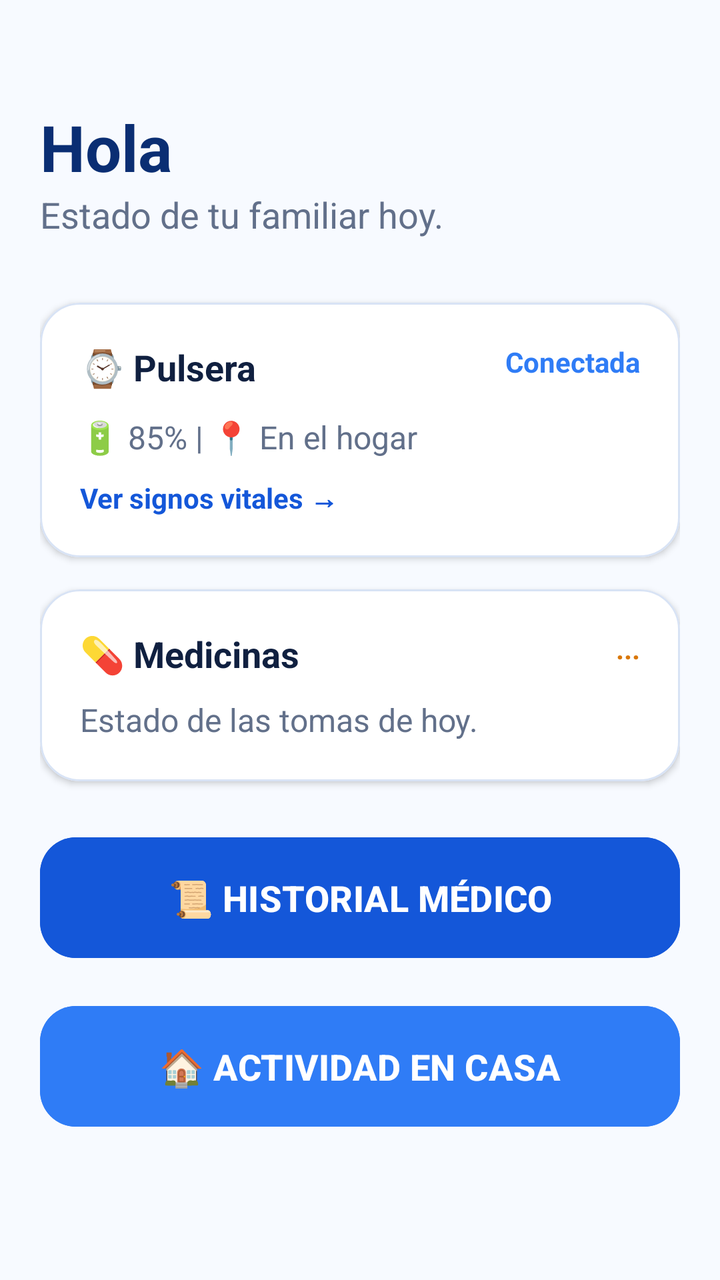
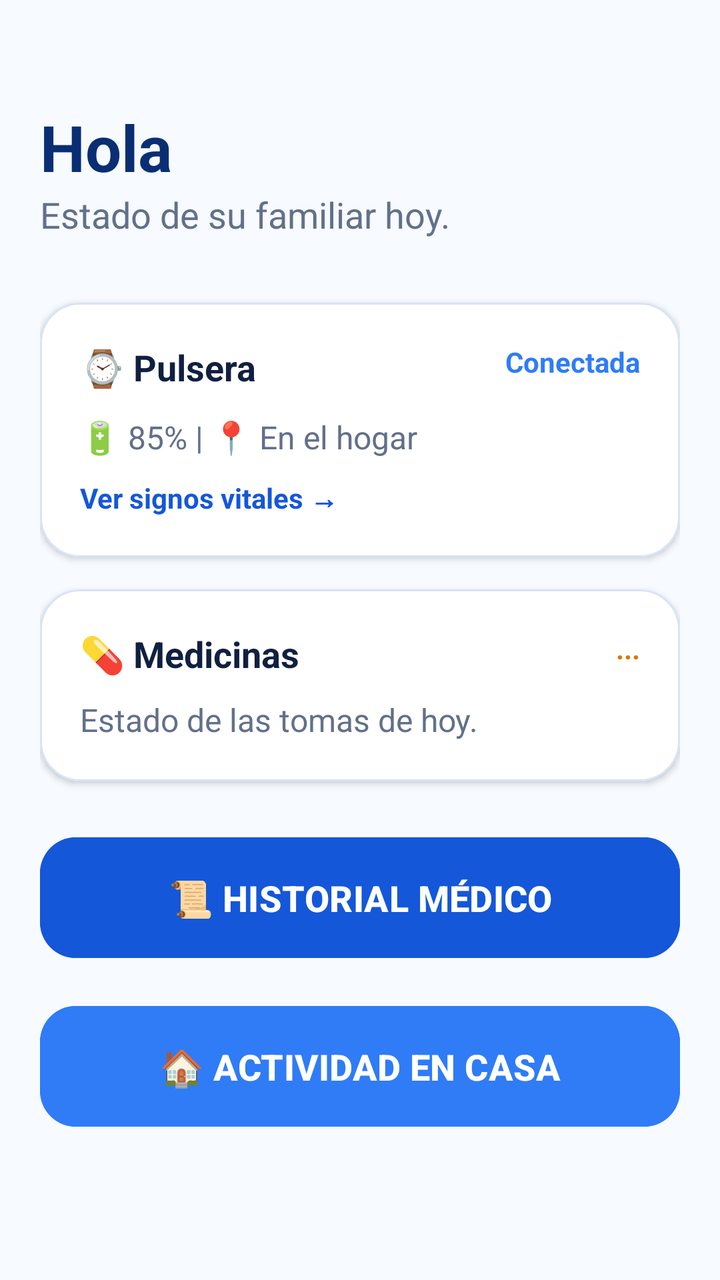

The first picture is an Android layout as it rendered before a commit; the second is the same layout after the commit. The layout source and the unified diff follow.
<!-- AndroidManifest.xml: application theme Theme.Vitalhome -->
<!-- res/layout/fragment_dashboard_cuidador.xml -->
<?xml version="1.0" encoding="utf-8"?>
<androidx.core.widget.NestedScrollView xmlns:android="http://schemas.android.com/apk/res/android"
    xmlns:app="http://schemas.android.com/apk/res-auto"
    android:layout_width="match_parent"
    android:layout_height="match_parent"
    android:background="#F7FAFF"
    android:fillViewport="true">


    <LinearLayout
        android:layout_width="match_parent"
        android:layout_height="wrap_content"
        android:orientation="vertical"
        android:padding="20dp"
        android:paddingBottom="100dp">

        <TextView
            android:id="@+id/tvSaludo"
            android:layout_width="wrap_content"
            android:layout_height="wrap_content"
            android:layout_marginTop="32dp"
            android:text="Hola"
            android:textColor="#0A2E73"
            android:textSize="32sp"
            android:textStyle="bold" />

        <TextView
            android:layout_width="wrap_content"
            android:layout_height="wrap_content"
            android:text="Estado de tu familiar hoy."
            android:textColor="#62708A"
            android:textSize="18sp" />

        <com.google.android.material.card.MaterialCardView
            android:id="@+id/cardVitals"
            android:layout_width="match_parent"
            android:layout_height="wrap_content"
            android:layout_marginTop="32dp"
            app:cardBackgroundColor="#FFFFFF"
            app:cardCornerRadius="20dp"
            app:cardElevation="2dp"
            app:strokeColor="#D8E3F5"
            app:strokeWidth="1dp">

            <LinearLayout
                android:layout_width="match_parent"
                android:layout_height="wrap_content"
                android:orientation="vertical"
                android:padding="20dp">

                <RelativeLayout
                    android:layout_width="match_parent"
                    android:layout_height="wrap_content">
                    <TextView
                        android:id="@+id/tvLabelPulsera"
                        android:layout_width="wrap_content"
                        android:layout_height="wrap_content"
                        android:text="⌚ Pulsera"
                        android:textColor="#102040"
                        android:textStyle="bold"
                        android:textSize="18sp" />
                    <TextView
                        android:layout_width="wrap_content"
                        android:layout_height="wrap_content"
                        android:layout_alignParentEnd="true"
                        android:text="Conectada"
                        android:textColor="#2F7CF6"
                        android:textStyle="bold" />
                </RelativeLayout>

                <TextView
                    android:layout_width="wrap_content"
                    android:layout_height="wrap_content"
                    android:layout_marginTop="12dp"
                    android:text="🔋 85% | 📍 En el hogar"
                    android:textColor="#62708A"
                    android:textSize="16sp" />

                <TextView
                    android:layout_width="wrap_content"
                    android:layout_height="wrap_content"
                    android:layout_marginTop="10dp"
                    android:text="Ver signos vitales →"
                    android:textColor="#1457D9"
                    android:textStyle="bold" />
            </LinearLayout>
        </com.google.android.material.card.MaterialCardView>

        <com.google.android.material.card.MaterialCardView
            android:id="@+id/cardMeds"
            android:layout_width="match_parent"
            android:layout_height="wrap_content"
            android:layout_marginTop="16dp"
            app:cardBackgroundColor="#FFFFFF"
            app:cardCornerRadius="20dp"
            app:cardElevation="2dp"
            app:strokeColor="#D8E3F5"
            app:strokeWidth="1dp">

            <LinearLayout
                android:layout_width="match_parent"
                android:layout_height="wrap_content"
                android:orientation="vertical"
                android:padding="20dp">

                <RelativeLayout
                    android:layout_width="match_parent"
                    android:layout_height="wrap_content">
                    <TextView
                        android:layout_width="wrap_content"
                        android:layout_height="wrap_content"
                        android:text="💊 Medicinas"
                        android:textColor="#102040"
                        android:textStyle="bold"
                        android:textSize="18sp" />
                    <TextView
                        android:id="@+id/tvMedsSummary"
                        android:layout_width="wrap_content"
                        android:layout_height="wrap_content"
                        android:layout_alignParentEnd="true"
                        android:text="..."
                        android:textColor="#D97706"
                        android:textStyle="bold" />
                </RelativeLayout>
                <TextView
                    android:layout_width="wrap_content"
                    android:layout_height="wrap_content"
                    android:layout_marginTop="10dp"
                    android:text="Estado de las tomas de hoy."
                    android:textColor="#62708A"
                    android:textSize="16sp" />
            </LinearLayout>
        </com.google.android.material.card.MaterialCardView>


        <Button
            android:id="@+id/btnHistorialMedico"
            android:layout_width="match_parent"
            android:layout_height="wrap_content"
            android:layout_marginTop="24dp"
            android:backgroundTint="#1457D9"
            android:padding="18dp"
            android:text="📜 HISTORIAL MÉDICO"
            android:textColor="#FFFFFF"
            android:textSize="18sp"
            android:textStyle="bold"
            app:cornerRadius="18dp" />

        <Button
            android:id="@+id/btnHogar"
            android:layout_width="match_parent"
            android:layout_height="wrap_content"
            android:layout_marginTop="16dp"
            android:backgroundTint="#2F7CF6"
            android:padding="18dp"
            android:text="🏠 ACTIVIDAD EN CASA"
            android:textColor="#FFFFFF"
            android:textSize="18sp"
            android:textStyle="bold"
            app:cornerRadius="18dp" />

    </LinearLayout>
</androidx.core.widget.NestedScrollView>
<!-- resources referenced by this layout -->
<resources>
  <style name="Theme.Vitalhome" parent="Base.Theme.Vitalhome" />
  <style name="Base.Theme.Vitalhome" parent="Theme.Material3.Light.NoActionBar">
          <item name="colorPrimary">#1457D9</item>
          <item name="android:windowBackground">#F7FAFF</item>
          <item name="android:statusBarColor">#FFFFFF</item>
          <item name="android:windowLightStatusBar">true</item>
      </style>
</resources>

<!-- the commit's change to res/layout/fragment_dashboard_cuidador.xml (unified diff, before → after) -->
@@ -19,7 +19,7 @@
             android:layout_width="wrap_content"
             android:layout_height="wrap_content"
             android:layout_marginTop="32dp"
-            android:text="Hola"
+            android:text="@string/client_dash_hello"
             android:textColor="#0A2E73"
             android:textSize="32sp"
             android:textStyle="bold" />
@@ -27,7 +27,7 @@
         <TextView
             android:layout_width="wrap_content"
             android:layout_height="wrap_content"
-            android:text="Estado de tu familiar hoy."
+            android:text="@string/caregiver_dash_subtitle"
             android:textColor="#62708A"
             android:textSize="18sp" />
 
@@ -55,7 +55,7 @@
                         android:id="@+id/tvLabelPulsera"
                         android:layout_width="wrap_content"
                         android:layout_height="wrap_content"
-                        android:text="⌚ Pulsera"
+                        android:text="@string/label_pulsera_default"
                         android:textColor="#102040"
                         android:textStyle="bold"
                         android:textSize="18sp" />
@@ -63,7 +63,7 @@
                         android:layout_width="wrap_content"
                         android:layout_height="wrap_content"
                         android:layout_alignParentEnd="true"
-                        android:text="Conectada"
+                        android:text="@string/label_conectada"
                         android:textColor="#2F7CF6"
                         android:textStyle="bold" />
                 </RelativeLayout>
@@ -72,7 +72,7 @@
                     android:layout_width="wrap_content"
                     android:layout_height="wrap_content"
                     android:layout_marginTop="12dp"
-                    android:text="🔋 85% | 📍 En el hogar"
+                    android:text="@string/label_pulsera_info"
                     android:textColor="#62708A"
                     android:textSize="16sp" />
 
@@ -80,7 +80,7 @@
                     android:layout_width="wrap_content"
                     android:layout_height="wrap_content"
                     android:layout_marginTop="10dp"
-                    android:text="Ver signos vitales →"
+                    android:text="@string/btn_view_vitals"
                     android:textColor="#1457D9"
                     android:textStyle="bold" />
             </LinearLayout>
@@ -109,7 +109,7 @@
                     <TextView
                         android:layout_width="wrap_content"
                         android:layout_height="wrap_content"
-                        android:text="💊 Medicinas"
+                        android:text="@string/title_meds"
                         android:textColor="#102040"
                         android:textStyle="bold"
                         android:textSize="18sp" />
@@ -126,7 +126,7 @@
                     android:layout_width="wrap_content"
                     android:layout_height="wrap_content"
                     android:layout_marginTop="10dp"
-                    android:text="Estado de las tomas de hoy."
+                    android:text="@string/sub_meds"
                     android:textColor="#62708A"
                     android:textSize="16sp" />
             </LinearLayout>
@@ -140,7 +140,7 @@
             android:layout_marginTop="24dp"
             android:backgroundTint="#1457D9"
             android:padding="18dp"
-            android:text="📜 HISTORIAL MÉDICO"
+            android:text="@string/btn_medical_history"
             android:textColor="#FFFFFF"
             android:textSize="18sp"
             android:textStyle="bold"
@@ -153,7 +153,7 @@
             android:layout_marginTop="16dp"
             android:backgroundTint="#2F7CF6"
             android:padding="18dp"
-            android:text="🏠 ACTIVIDAD EN CASA"
+            android:text="@string/btn_home_activity"
             android:textColor="#FFFFFF"
             android:textSize="18sp"
             android:textStyle="bold"
<!-- resource entries referenced after the edit -->
@@ -1,5 +1,15 @@
 <!-- resources referenced by this layout -->
 <resources>
+  <string name="btn_home_activity">🏠 ACTIVIDAD EN CASA</string>
+  <string name="btn_medical_history">📜 HISTORIAL MÉDICO</string>
+  <string name="btn_view_vitals">Ver signos vitales →</string>
+  <string name="caregiver_dash_subtitle">Estado de su familiar hoy.</string>
+  <string name="client_dash_hello">Hola</string>
+  <string name="label_conectada">Conectada</string>
+  <string name="label_pulsera_default">⌚ Pulsera</string>
+  <string name="label_pulsera_info">🔋 85% | 📍 En el hogar</string>
+  <string name="sub_meds">Estado de las tomas de hoy.</string>
+  <string name="title_meds">💊 Medicinas</string>
   <style name="Theme.Vitalhome" parent="Base.Theme.Vitalhome" />
   <style name="Base.Theme.Vitalhome" parent="Theme.Material3.Light.NoActionBar">
           <item name="colorPrimary">#1457D9</item>
